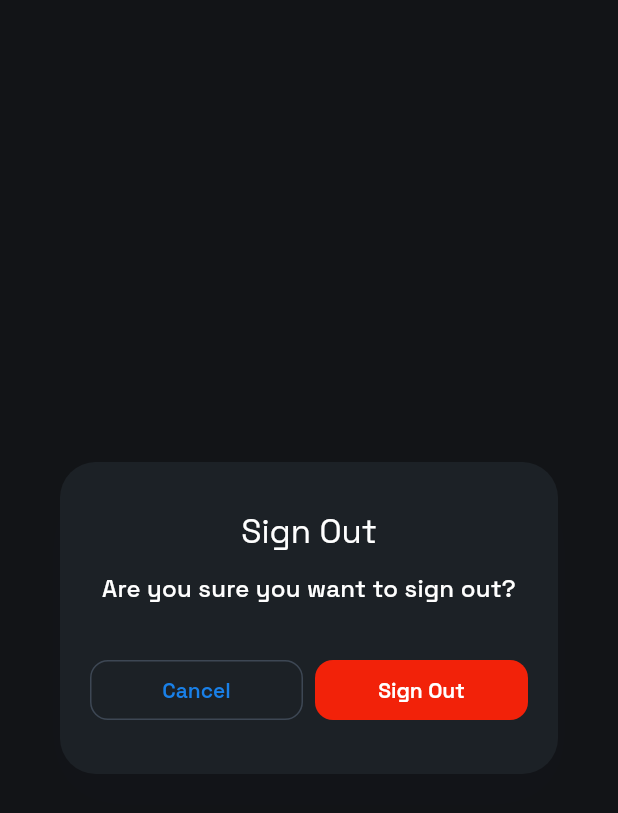
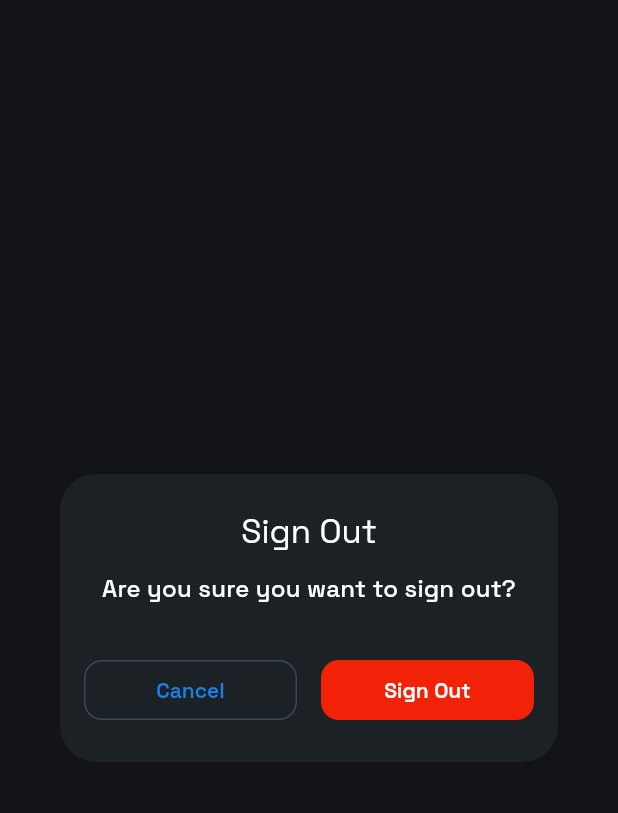
Before and after one commit to mehrzut/code_streak, a Flutter app: the DialogWidget widget shown alone on an empty page, opened directly, on a phone screen of 412 x 824 dp. Shown: the top 813 px of the screen. Run offline on Flutter 3.47's test engine with Material 3 defaults, Android fonts, the phone set to English and light mode, and no system bars; our stand-ins replace appwrite, bloc, dio, firebase_core, firebase_messaging, flutter_animate and 10 more; accounts and stored records are empty; generated files the repository leaves out were written again; network calls fail.

Commit message:
dialog ui fix

```diff
--- a/lib/core/widget/dialog_widget.dart
+++ b/lib/core/widget/dialog_widget.dart
@@ -1,4 +1,5 @@
 import 'package:code_streak/core/enums.dart';
+import 'package:code_streak/core/extensions.dart';
 import 'package:flutter/material.dart';
 import 'package:go_router/go_router.dart';
 
@@ -23,7 +24,7 @@ class DialogWidget extends StatelessWidget {
     return Dialog(
       child: Container(
         constraints: const BoxConstraints(maxWidth: 460),
-        padding: const EdgeInsets.symmetric(horizontal: 16, vertical: 32),
+        padding: const EdgeInsets.symmetric(horizontal: 16, vertical: 24),
         decoration: ShapeDecoration(
           color: Theme.of(context).colorScheme.surfaceBright,
           shape: RoundedRectangleBorder(
@@ -67,42 +68,9 @@ class DialogWidget extends StatelessWidget {
               children: [
                 for (DialogButton button in buttons)
                   Expanded(
-                    child: Padding(
-                      padding: const EdgeInsets.symmetric(horizontal: 4),
-                      child: _getButton(context, button),
-                      // button.type == ButtonType.primary
-                      //     ? ElevatedButton(
-                      //         // style: ButtonStyle(
-                      //         //     backgroundColor:
-                      //         //         WidgetStateProperty.all(primary)),
-                      //         onPressed: () => context.pop(button.value),
-                      //         child: Text(
-                      //           button.title,
-                      //           // style: Theme.of(context)
-                      //           //     .textTheme
-                      //           //     .labelMedium
-                      //           //     ?.copyWith(
-                      //           //         color: Theme.of(context)
-                      //           //             .colorScheme
-                      //           //             .onSurface),
-                      //         ),
-                      //       )
-                      //     : TextButton(
-                      //         onPressed: () => context.pop(button.value),
-                      //         child: Text(
-                      //           button.title,
-                      //           // style: Theme.of(context)
-                      //           //     .textTheme
-                      //           //     .labelMedium
-                      //           //     ?.copyWith(
-                      //           //         color: Theme.of(context)
-                      //           //             .colorScheme
-                      //           //             .onSurface),
-                      //         ),
-                      //       ),
-                    ),
+                    child: _getButton(context, button),
                   )
-              ],
+              ].horizontalPadding(16),
             )
           ],
         ),
@@ -145,8 +113,8 @@ class DialogWidget extends StatelessWidget {
       case ButtonType.warning:
         return FilledButton(
             style: ButtonStyle(
-              backgroundColor: WidgetStateProperty.all(
-                  Theme.of(context).colorScheme.error),
+              backgroundColor:
+                  WidgetStateProperty.all(Theme.of(context).colorScheme.error),
               foregroundColor: WidgetStateProperty.all(
                   Theme.of(context).colorScheme.onError),
             ),
```
